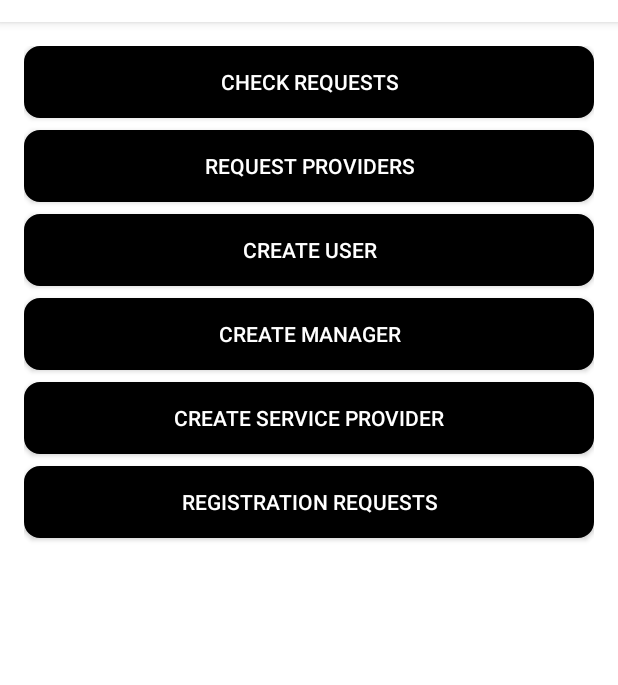
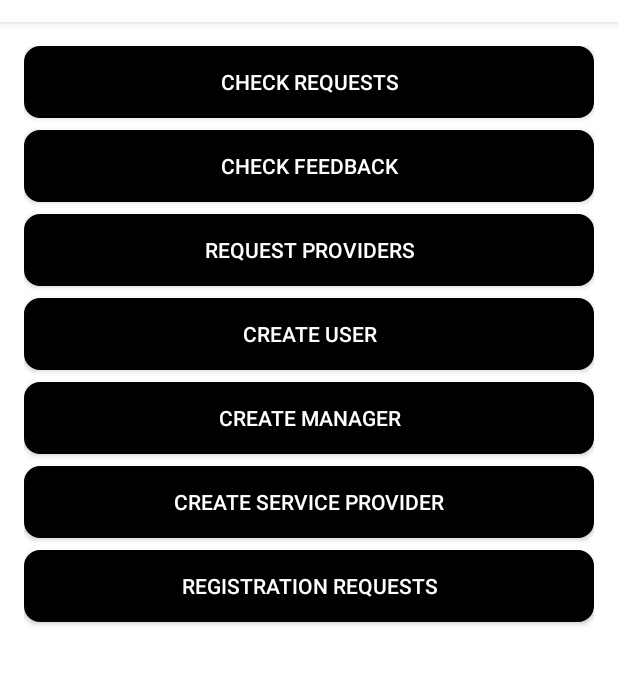
Before and after one commit to pahulpreet-dev/Dooramo, an Android app: the ManagementHome screen opened directly, with no data from a screen before it, on a phone screen of 412 x 824 dp, the part 62-747 px from its top. Run offline under Robolectric (Android 15) with nearby library versions, the phone set to English and light mode, and no system bars.

Commit message:
Management can see a list of all the feedback

```diff
--- a/app/src/main/java/com/example/preet/dooramo/ManagementHome.java
+++ b/app/src/main/java/com/example/preet/dooramo/ManagementHome.java
@@ -8,7 +8,8 @@ import android.widget.Button;
 
 public class ManagementHome extends AppCompatActivity {
 
-    Button newUser, createManager, checkRequest, requestProviders, createService, regRequests;
+    Button newUser, createManager, checkRequest, requestProviders, createService,
+            regRequests, checkFeedback;
 
     //ManagementHome
     @Override
@@ -61,6 +62,12 @@ public class ManagementHome extends AppCompatActivity {
                 startActivity(new Intent(ManagementHome.this, RegistrationRequests.class));
             }
         });
+        checkFeedback.setOnClickListener(new View.OnClickListener() {
+            @Override
+            public void onClick(View v) {
+                startActivity(new Intent(ManagementHome.this, CheckFeedback.class));
+            }
+        });
     }
 
     //initialize the components
@@ -71,6 +78,7 @@ public class ManagementHome extends AppCompatActivity {
         requestProviders = findViewById(R.id.requestProvidersbutton2MH);
         createService = findViewById(R.id.SPbuttonMH);
         regRequests = findViewById(R.id.registarationReqsbuttonMH);
+        checkFeedback = findViewById(R.id.checkFeedbackbuttonMH);
     }
 
     @Override
--- a/app/src/main/java/com/example/preet/dooramo/SubmitFeedback.java
+++ b/app/src/main/java/com/example/preet/dooramo/SubmitFeedback.java
@@ -26,7 +26,7 @@ public class SubmitFeedback extends AppCompatActivity {
             @Override
             public void onClick(View v) {
                 if(submitFeedback()){
-                    Intent close = new Intent(SubmitFeedback.this, ServicesActivity.class);
+                    Intent close = new Intent(SubmitFeedback.this, ResidentMyJobs.class);
                     close.addFlags(Intent.FLAG_ACTIVITY_CLEAR_TOP);
                     startActivity(close);
                 }
--- a/app/src/main/res/layout/activity_management_home.xml
+++ b/app/src/main/res/layout/activity_management_home.xml
@@ -14,7 +14,15 @@
         android:layout_width="match_parent"
         android:layout_height="wrap_content"
         android:background="@drawable/button_style"
-        android:text="Check Requests"
+        android:text="@string/check_requests"
+        android:textColor="@android:color/white" />
+    <Button
+        android:id="@+id/checkFeedbackbuttonMH"
+        android:layout_width="match_parent"
+        android:layout_height="wrap_content"
+        android:layout_marginTop="8dp"
+        android:background="@drawable/button_style"
+        android:text="@string/check_feedback"
         android:textColor="@android:color/white" />
 
     <Button
@@ -23,7 +31,7 @@
         android:layout_height="wrap_content"
         android:layout_marginTop="8dp"
         android:background="@drawable/button_style"
-        android:text="Request Providers"
+        android:text="@string/request_providers"
         android:textColor="@android:color/white" />
 
     <Button
@@ -33,7 +41,7 @@
         android:textColor="@android:color/white"
         android:layout_width="match_parent"
         android:layout_height="wrap_content"
-        android:text="Create User" />
+        android:text="@string/create_user" />
 
     <Button
         android:id="@+id/managerbuttonMH"
@@ -58,6 +66,7 @@
         android:layout_height="wrap_content"
         android:layout_marginTop="8dp"
         android:background="@drawable/button_style"
-        android:text="Registration Requests"
+        android:text="@string/registration_requests"
         android:textColor="@android:color/white" />
+
 </LinearLayout>
--- a/app/src/main/res/values/strings.xml
+++ b/app/src/main/res/values/strings.xml
@@ -6,5 +6,10 @@
     <string name="sign_up_as_provider"><u>Sign Up as Provider</u></string>
     <string name="give_feedback">Your feedback is important to us. Please give a review about the service provided</string>
     <string name="submit">Submit</string>
+    <string name="check_feedback">Check Feedback</string>
+    <string name="check_requests">Check Requests</string>
+    <string name="request_providers">Request Providers</string>
+    <string name="create_user">Create User</string>
+    <string name="registration_requests">Registration Requests</string>
 
 </resources>
```
Also changed, not shown: app/src/main/java/com/example/preet/dooramo/CheckFeedback.java (+128 -0 lines), app/src/main/res/layout/activity_check_feedback.xml (+9 -0 lines).
